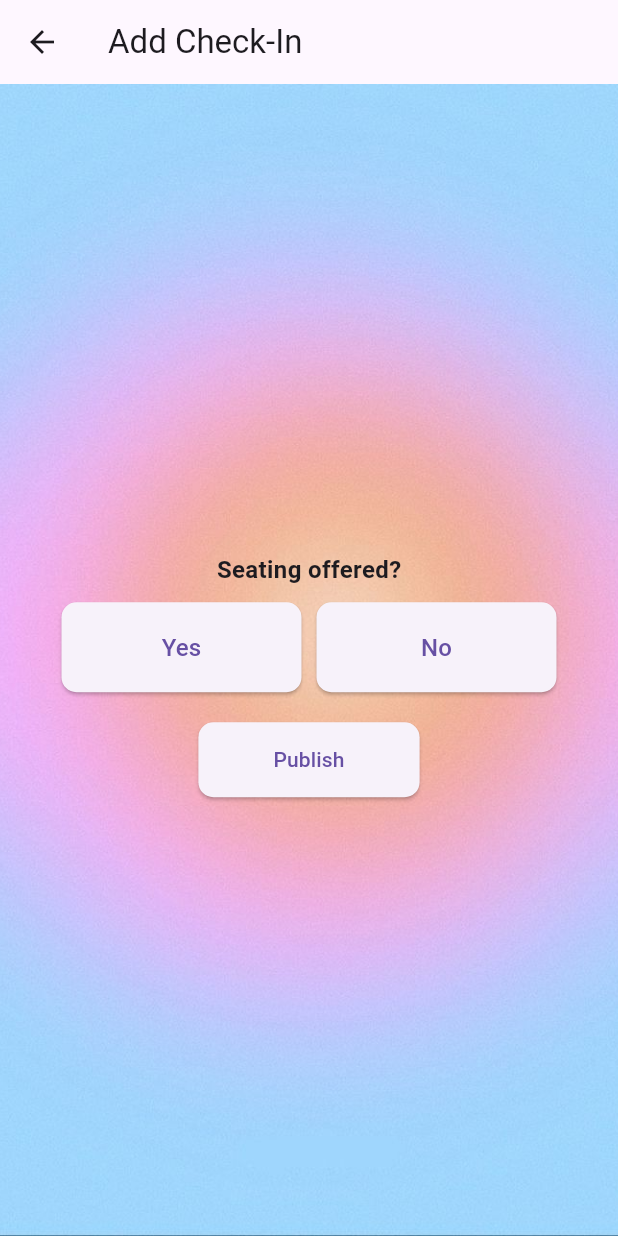
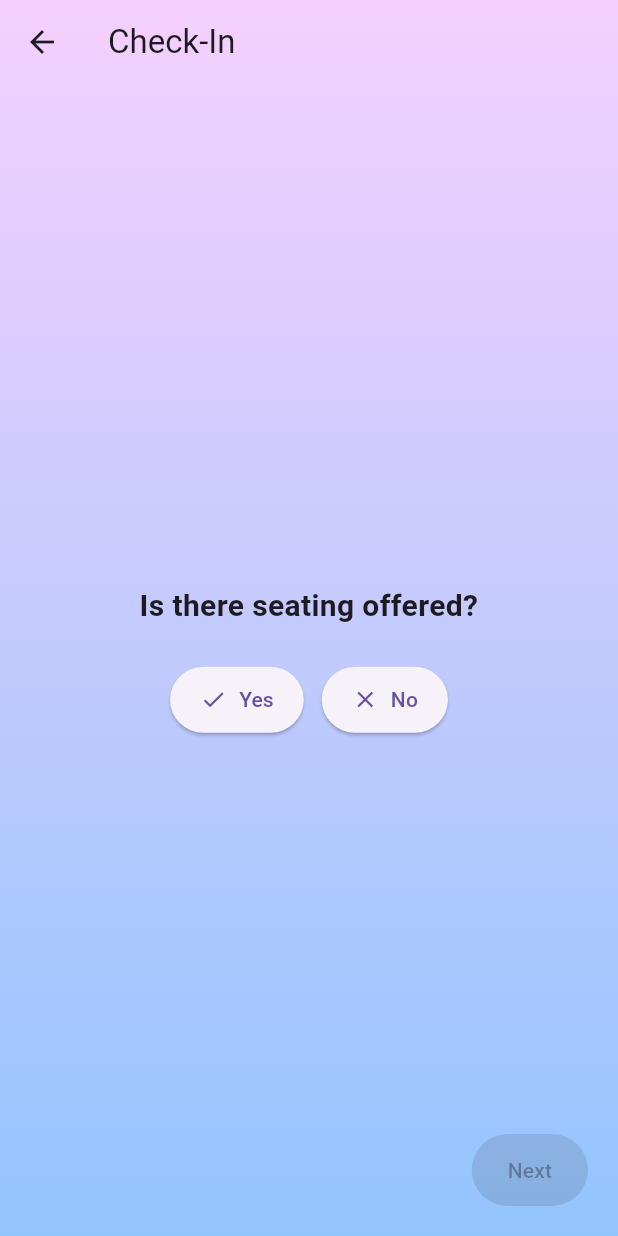
Before and after one commit to maggeema/Aura, a Flutter app: the ReviewsPage screen opened directly with empty values, on a phone screen of 412 x 824 dp. Run offline on Flutter 3.47's test engine with Material 3 defaults, Android fonts, the phone set to English and light mode, and no system bars; our stand-ins replace cloud_firestore, csv, firebase_auth, firebase_core, google_maps_flutter, location; missing offline and left inert: date_format_field; accounts and stored records are empty.

Commit message:
Update reviews_page.dart
Final Edits!

```diff
--- a/lib/Pages/reviews_page.dart
+++ b/lib/Pages/reviews_page.dart
@@ -8,208 +8,191 @@ class ReviewsPage extends StatefulWidget {
   final String address;
 
   ReviewsPage({
-    Key? key,
     required this.cafeId,
     required this.cafeName,
     required this.address,
-  }) : super(key: key);
+  });
 
   @override
   _ReviewsPageState createState() => _ReviewsPageState();
 }
 
 class _ReviewsPageState extends State<ReviewsPage> {
-  Set<String> selectedSeatingOffered = {};
-  Set<String> selectedAvailability = {};
-  Set<String> selectedNoiseLevel = {};
+  int currentPage = 0;
+
+  String? selectedSeating;
+  String? selectedAvailability;
+  String? selectedNoise;
   Set<String> selectedAmenities = {};
-  Set<String> selectedSeatingType = {};
+  String? selectedSeatingType;
   Set<String> selectedVibes = {};
+
+  final Map<String, IconData> allIcons = {
+    "Yes": Icons.check,
+    "No": Icons.clear,
+    "Many spots available": Icons.event_available,
+    "Limited Spots": Icons.event_busy,
+    "No spots available": Icons.block,
+    "Quiet": Icons.volume_mute,
+    "Chatty": Icons.record_voice_over,
+    "Loud": Icons.volume_up,
+    "WiFi Available": Icons.wifi,
+    "Bathroom": Icons.wc,
+    "Power Outlets": Icons.power,
+    "Isolated Seating": Icons.person,
+    "Communal Seating": Icons.group,
+    "Both are offered here": Icons.category,
+    "Minimalist": Icons.crop_square,
+    "Cozy": Icons.chair,
+    "Ambient": Icons.nightlight,
+    "Playful": Icons.sentiment_satisfied,
+    "Aromatic": Icons.local_florist,
+    "Sociable": Icons.groups,
+    "Retro": Icons.radio,
+    "Trendy": Icons.whatshot,
+    "Bright": Icons.wb_sunny,
+    "Dim": Icons.lightbulb_outline,
+    "Upbeat": Icons.music_note,
+    "Spacious": Icons.open_in_full,
+    "Crowded": Icons.people,
+    "Energic": Icons.bolt,
+    "Snug": Icons.bed,
+    "Lively": Icons.surround_sound,
+    "Work Friendly": Icons.work,
+    "No Laptop Zone": Icons.do_not_disturb_alt,
+    "Deep Focus": Icons.center_focus_strong,
+  };
+
+  final List<String> vibesOptions = [
+    "Minimalist", "Cozy", "Ambient", "Playful", "Aromatic",
+    "Sociable", "Retro", "Trendy", "Bright", "Dim",
+    "Upbeat", "Spacious", "Crowded", "Energic", "Snug", "Lively",
+    "Work Friendly", "No Laptop Zone", "Deep Focus"
+  ];
 
   @override
   Widget build(BuildContext context) {
-    final bool seatingIsYes = selectedSeatingOffered.contains('Yes');
+    final pages = [
+      _buildSingleSelectPage("Is there seating offered?", ["Yes", "No"], selectedSeating, (val) {
+        setState(() {
+          selectedSeating = val;
+          if (val == "No") currentPage = 1;
+        });
+      }),
+      if (selectedSeating == "No") _buildNoSeatingConfirmationPage(),
+      if (selectedSeating == "Yes") ...[
+        _buildSingleSelectPage("Current availability?", ["Many spots available", "Limited Spots", "No spots available"], selectedAvailability, (val) {
+          setState(() => selectedAvailability = val);
+        }),
+        _buildSingleSelectPage("Noise level?", ["Quiet", "Chatty", "Loud"], selectedNoise, (val) {
+          setState(() => selectedNoise = val);
+        }),
+        _buildMultiSelectPage("Amenities available", ["WiFi Available", "Bathroom", "Power Outlets"], selectedAmenities),
+        _buildSingleSelectPage("Seating type?", ["Isolated Seating", "Communal Seating", "Both are offered here"], selectedSeatingType, (val) {
+          setState(() => selectedSeatingType = val);
+        }),
+        _buildVibesPage(),
+      ]
+    ];
 
-    return Scaffold(
-      appBar: AppBar(title: Text('Add Check-In')),
-      body: Container(
-        decoration: BoxDecoration(
-          image: DecorationImage(
-            image: AssetImage("assets/background.jpg"),
-            fit: BoxFit.cover,
+    return WillPopScope(
+      onWillPop: _onExitPrompt,
+      child: Scaffold(
+        appBar: AppBar(
+          backgroundColor: Colors.transparent,
+          elevation: 0,
+          leading: IconButton(
+            icon: Icon(Icons.arrow_back),
+            onPressed: _confirmExitToMap,
           ),
+          title: Text('Check-In'),
         ),
-        child: LayoutBuilder(
-          builder: (context, constraints) {
-            return SingleChildScrollView(
-              child: ConstrainedBox(
-                constraints: BoxConstraints(minHeight: constraints.maxHeight),
-                child: Center(
+        extendBodyBehindAppBar: true,
+        body: Container(
+          decoration: BoxDecoration(
+            gradient: LinearGradient(
+              colors: [Color(0xFFF5D0FE), Color(0xFF93C5FD)],
+              begin: Alignment.topCenter,
+              end: Alignment.bottomCenter,
+            ),
+          ),
+          child: SafeArea(
+            child: Stack(
+              children: [
+                Center(
                   child: Padding(
-                    padding: EdgeInsets.all(16.0),
+                    padding: const EdgeInsets.all(24.0),
                     child: ConstrainedBox(
                       constraints: BoxConstraints(maxWidth: 600),
-                      child: Column(
-                        crossAxisAlignment: CrossAxisAlignment.center,
-                        children: [
-                          _buildSection('Seating offered?', ['Yes', 'No'], selectedSeatingOffered, (value) {
-                            setState(() {
-                              selectedSeatingOffered.clear();
-                              selectedSeatingOffered.add(value);
-                            });
-                          }),
-
-                          if (seatingIsYes) ...[
-                            _buildSection('Current Availability?', [
-                              'Many spots available',
-                              'Limited Spots',
-                              'No spots available'
-                            ], selectedAvailability, _handleSingleSelect(selectedAvailability)),
-
-                            _buildSection('Noise Level', [
-                              'Quiet', 'Chatty', 'Loud'
-                            ], selectedNoiseLevel, _handleSingleSelect(selectedNoiseLevel)),
-
-                            _buildSection('Amenities', [
-                              'WiFi Available', 'Bathroom', 'Power Outlets'
-                            ], selectedAmenities, _handleMultiSelect(selectedAmenities)),
-
-                            _buildSection('Seating', [
-                              'Isolated Seating', 'Communal Seating'
-                            ], selectedSeatingType, _handleSingleSelect(selectedSeatingType)),
-
-                            _buildSection('Vibes', [
-                              'Work Friendly', 'Social Atmosphere', 'Deep Focus'
-                            ], selectedVibes, _handleMultiSelect(selectedVibes)),
-                          ],
-
-                          SizedBox(height: 20),
-                          ElevatedButton(
-                            onPressed: _submitReview,
-                            style: ElevatedButton.styleFrom(
-                              shape: RoundedRectangleBorder(borderRadius: BorderRadius.circular(10)),
-                              padding: EdgeInsets.symmetric(vertical: 15, horizontal: 50),
-                            ),
-                            child: Text('Publish'),
-                          ),
-                        ],
-                      ),
+                      child: pages[currentPage],
                     ),
                   ),
                 ),
-              ),
-            );
-          },
+                Positioned(
+                  left: 20,
+                  bottom: 20,
+                  child: currentPage > 0
+                      ? ElevatedButton(
+                          onPressed: () => setState(() => currentPage--),
+                          style: _navButtonStyle(),
+                          child: Text("Back"),
+                        )
+                      : SizedBox.shrink(),
+                ),
+                Positioned(
+                  right: 20,
+                  bottom: 20,
+                  child: _isLastPage()
+                      ? ElevatedButton(
+                          onPressed: _canProceed() ? _submitReview : null,
+                          style: _navButtonStyle(),
+                          child: Text("Publish"),
+                        )
+                      : ElevatedButton(
+                          onPressed: _canProceed() ? () => setState(() => currentPage++) : null,
+                          style: _navButtonStyle(),
+                          child: Text("Next"),
+                        ),
+                ),
+              ],
+            ),
+          ),
         ),
       ),
     );
   }
 
-void _submitReview() async {
-  final user = FirebaseAuth.instance.currentUser;
-  final now = Timestamp.now();
+  Widget _buildNoSeatingConfirmationPage() {
+    return Column(
+      mainAxisAlignment: MainAxisAlignment.center,
+      children: [
+        Text("No seating? Let others know.", style: TextStyle(fontSize: 20, fontWeight: FontWeight.bold), textAlign: TextAlign.center),
+        SizedBox(height: 24),
+        Text("Press publish to confirm this check-in.", textAlign: TextAlign.center),
+      ],
+    );
+  }
 
-  final summaryParts = <String>[];
-  if (selectedAvailability.isNotEmpty) summaryParts.add(selectedAvailability.join(', '));
-  if (selectedNoiseLevel.isNotEmpty) summaryParts.add(selectedNoiseLevel.join(', '));
-  if (selectedAmenities.isNotEmpty) summaryParts.add(selectedAmenities.join(', '));
-  if (selectedSeatingType.isNotEmpty) summaryParts.add(selectedSeatingType.join(', '));
-  if (selectedVibes.isNotEmpty) summaryParts.add('Vibes: ${selectedVibes.join(', ')}');
-  final summary = summaryParts.isNotEmpty ? summaryParts.join(' | ') : 'No details';
-
-  final reviewData = {
-    'seatingOffered': selectedSeatingOffered.join(', '),
-    'availability': selectedAvailability.join(', '),
-    'noiseLevel': selectedNoiseLevel.join(', '),
-    'amenities': selectedAmenities.join(', '),
-    'seatingType': selectedSeatingType.join(', '),
-    'vibes': selectedVibes.join(', '),
-    'review': summary,
-    'timestamp': now,
-  };
-
-  try {
-    // Write to the cafe reviews collection
-    await FirebaseFirestore.instance
-        .collection('cafes')
-        .doc(widget.cafeId)
-        .collection('reviews')
-        .add(reviewData);
-
-    // Also write to the user's check-in history
-    if (user != null) {
-      await FirebaseFirestore.instance
-          .collection('users')
-          .doc(user.uid)
-          .collection('checkins')
-          .add({
-        'cafeId': widget.cafeId,
-        'cafeName': widget.cafeName,
-        'address': widget.address,
-        'review': summary,
-        'timestamp': now,
-      });
-      print("✅ Check-in saved to user history.");
-    } else {
-      print("❌ No logged-in user found.");
-    }
-
-    if (!mounted) return;
-    Navigator.pushNamedAndRemoveUntil(context, '/map', (route) => false); // ✅ Go to map
-  } catch (e) {
-    print("❌ Failed to submit review: $e");
-    if (mounted) {
-      ScaffoldMessenger.of(context).showSnackBar(
-        SnackBar(content: Text("Error submitting check-in. Please try again.")),
-      );
-    }
-  }
-}
-
-  void Function(String) _handleSingleSelect(Set<String> targetSet) => (value) {
-        setState(() {
-          targetSet.clear();
-          targetSet.add(value);
-        });
-      };
-
-  void Function(String) _handleMultiSelect(Set<String> targetSet) => (value) {
-        setState(() {
-          if (targetSet.contains(value)) {
-            targetSet.remove(value);
-          } else {
-            targetSet.add(value);
-          }
-        });
-      };
-
-  Widget _buildSection(String title, List<String> options, Set<String> selectedSet, void Function(String) onSelect) {
+  Widget _buildSingleSelectPage(String title, List<String> options, String? selected, void Function(String) onSelect) {
     return Column(
-      crossAxisAlignment: CrossAxisAlignment.center,
+      mainAxisAlignment: MainAxisAlignment.center,
       children: [
-        SizedBox(height: 20),
-        Text(title, style: TextStyle(fontSize: 16, fontWeight: FontWeight.bold)),
-        SizedBox(height: 10),
+        Text(title, style: TextStyle(fontSize: 20, fontWeight: FontWeight.bold), textAlign: TextAlign.center),
+        SizedBox(height: 24),
         Wrap(
-          spacing: 10,
-          runSpacing: 10,
+          spacing: 12,
+          runSpacing: 12,
           alignment: WrapAlignment.center,
           children: options.map((option) {
-            final bool isSelected = selectedSet.contains(option);
-            return ElevatedButton(
+            final isSelected = selected == option;
+            return ElevatedButton.icon(
+              icon: Icon(allIcons[option]),
+              label: Text(option),
               onPressed: () => onSelect(option),
               style: ElevatedButton.styleFrom(
-                fixedSize: Size(160, 60),
-                backgroundColor: isSelected ? const Color.fromARGB(255, 194, 218, 243) : null,
-                shape: RoundedRectangleBorder(borderRadius: BorderRadius.circular(10)),
-                padding: EdgeInsets.symmetric(horizontal: 8, vertical: 12),
-              ),
-              child: Text(
-                option,
-                style: TextStyle(fontSize: 16, color: isSelected ? Colors.grey : null),
-                textAlign: TextAlign.center,
-                maxLines: 2,
-                overflow: TextOverflow.ellipsis,
+                backgroundColor: isSelected ? Colors.purple[100] : null,
+                shape: RoundedRectangleBorder(borderRadius: BorderRadius.circular(30)),
+                padding: EdgeInsets.symmetric(horizontal: 20, vertical: 12),
               ),
             );
           }).toList(),
@@ -217,4 +200,210 @@ void _submitReview() async {
       ],
     );
   }
+
+  Widget _buildMultiSelectPage(String title, List<String> options, Set<String> selected) {
+    return Column(
+      mainAxisAlignment: MainAxisAlignment.center,
+      children: [
+        Text(title, style: TextStyle(fontSize: 20, fontWeight: FontWeight.bold), textAlign: TextAlign.center),
+        SizedBox(height: 24),
+        Wrap(
+          spacing: 12,
+          runSpacing: 12,
+          alignment: WrapAlignment.center,
+          children: options.map((option) {
+            final isSelected = selected.contains(option);
+            return ElevatedButton.icon(
+              icon: Icon(allIcons[option]),
+              label: Text(option),
+              onPressed: () {
+                setState(() {
+                  isSelected ? selected.remove(option) : selected.add(option);
+                });
+              },
+              style: ElevatedButton.styleFrom(
+                backgroundColor: isSelected ? Colors.purple[100] : null,
+                shape: RoundedRectangleBorder(borderRadius: BorderRadius.circular(30)),
+                padding: EdgeInsets.symmetric(horizontal: 20, vertical: 12),
+              ),
+            );
+          }).toList(),
+        ),
+      ],
+    );
+  }
+
+  Widget _buildVibesPage() {
+    return Column(
+      mainAxisAlignment: MainAxisAlignment.center,
+      children: [
+        Text("Vibes", style: TextStyle(fontSize: 20, fontWeight: FontWeight.bold), textAlign: TextAlign.center),
+        SizedBox(height: 24),
+        Wrap(
+          spacing: 12,
+          runSpacing: 12,
+          alignment: WrapAlignment.center,
+          children: vibesOptions.map((vibe) {
+            final isSelected = selectedVibes.contains(vibe);
+            return ElevatedButton.icon(
+              icon: Icon(allIcons[vibe]),
+              label: Text(vibe),
+              onPressed: () {
+                setState(() {
+                  isSelected ? selectedVibes.remove(vibe) : selectedVibes.add(vibe);
+                });
+              },
+              style: ElevatedButton.styleFrom(
+                backgroundColor: isSelected ? Colors.purple[100] : null,
+                shape: RoundedRectangleBorder(borderRadius: BorderRadius.circular(30)),
+                padding: EdgeInsets.symmetric(horizontal: 20, vertical: 12),
+              ),
+            );
+          }).toList(),
+        ),
+      ],
+    );
+  }
+
+  ButtonStyle _navButtonStyle() {
+    return ElevatedButton.styleFrom(
+      backgroundColor: Colors.deepPurple[100],
+      foregroundColor: Colors.black,
+      shape: RoundedRectangleBorder(borderRadius: BorderRadius.circular(30)),
+      padding: EdgeInsets.symmetric(horizontal: 24, vertical: 14),
+    );
+  }
+
+  bool _canProceed() {
+    if (selectedSeating == "No" && currentPage == 1) return true;
+    switch (currentPage) {
+      case 0:
+        return selectedSeating != null;
+      case 1:
+        return selectedAvailability != null;
+      case 2:
+        return selectedNoise != null;
+      case 3:
+        return true;
+      case 4:
+        return selectedSeatingType != null;
+      case 5:
+        return selectedVibes.isNotEmpty;
+      default:
+        return true;
+    }
+  }
+
+  bool _isLastPage() {
+    return (selectedSeating == "Yes" && currentPage == 5) ||
+           (selectedSeating == "No" && currentPage == 1);
+  }
+
+  Future<bool> _onExitPrompt() async {
+    return await showDialog<bool>(
+      context: context,
+      builder: (context) => AlertDialog(
+        title: Text("Leave this page?"),
+        content: Text("You haven't published your check-in yet. Do you want to return to the home page?"),
+        actions: [
+          TextButton(onPressed: () => Navigator.pop(context, false), child: Text("Cancel")),
+          TextButton(onPressed: () => Navigator.pop(context, true), child: Text("Yes, Leave")),
+        ],
+      ),
+    ) ?? false;
+  }
+
+  void _confirmExitToMap() async {
+    bool shouldLeave = await _onExitPrompt();
+    if (shouldLeave) {
+      Navigator.pushNamedAndRemoveUntil(context, '/map', (_) => false);
+    }
+  }
+
+  Future<void> _submitReview() async {
+    final user = FirebaseAuth.instance.currentUser;
+    final uid = user?.uid;
+    if (uid == null) return;
+
+    final userRef = FirebaseFirestore.instance.collection('users').doc(uid);
+    final userDoc = await userRef.get();
+    final data = userDoc.data();
+    final streak = data?['streak'] ?? 0;
+    final lastCheckIn = data?['lastCheckIn'];
+
+    // Determine today's date (calendar day only)
+    final now = DateTime.now();
+    final today = DateTime(now.year, now.month, now.day);
+    DateTime? lastDate;
+
+    if (lastCheckIn != null && lastCheckIn is Timestamp) {
+      final last = lastCheckIn.toDate();
+      lastDate = DateTime(last.year, last.month, last.day);
+    }
+
+    // If last check-in was before today, increment streak
+    int newStreak = streak;
+    if (lastDate == null || lastDate.isBefore(today)) {
+      newStreak = streak + 1;
+      await userRef.update({
+        'streak': newStreak,
+        'lastCheckIn': Timestamp.fromDate(today),
+      });
+    }
+
+    // Set avatar based on new streak
+    String avatarImage;
+    if (newStreak >= 30) {
+      avatarImage = "assets/owl.png";
+    } else if (newStreak >= 14) {
+      avatarImage = "assets/cat.png";
+    } else if (newStreak >= 7) {
+      avatarImage = "assets/turtle.png";
+    } else {
+      avatarImage = "assets/coffee_logo.png";
+    }
+
+    final timestamp = Timestamp.now();
+    final reviewSummary = [
+      selectedAvailability,
+      selectedNoise,
+      selectedAmenities.join(', '),
+      selectedSeatingType,
+      selectedVibes.isNotEmpty ? "Vibes: ${selectedVibes.join(', ')}" : null,
+    ].whereType<String>().join(" | ");
+
+    final reviewData = {
+      'seatingOffered': selectedSeating,
+      'availability': selectedAvailability,
+      'noiseLevel': selectedNoise,
+      'amenities': selectedAmenities.join(', '),
+      'seatingType': selectedSeatingType,
+      'vibes': selectedVibes.join(', '),
+      'review': reviewSummary,
+      'timestamp': timestamp,
+      'avatar': avatarImage,
+    };
+
+
+    await FirebaseFirestore.instance
+        .collection('cafes')
+        .doc(widget.cafeId)
+        .collection('reviews')
+        .add(reviewData);
+
+    await FirebaseFirestore.instance
+        .collection('users')
+        .doc(uid)
+        .collection('checkins')
+        .add({
+      'cafeId': widget.cafeId,
+      'cafeName': widget.cafeName,
+      'address': widget.address,
+      'review': reviewSummary,
+      'timestamp': timestamp,
+    });
+
+    Navigator.pushNamedAndRemoveUntil(context, '/map', (_) => false);
+  }
+
 }
```
